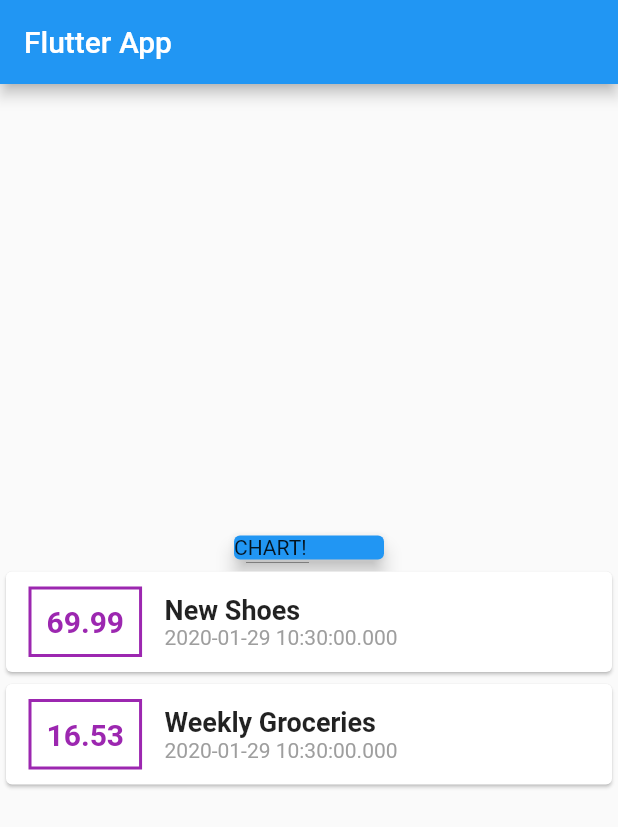
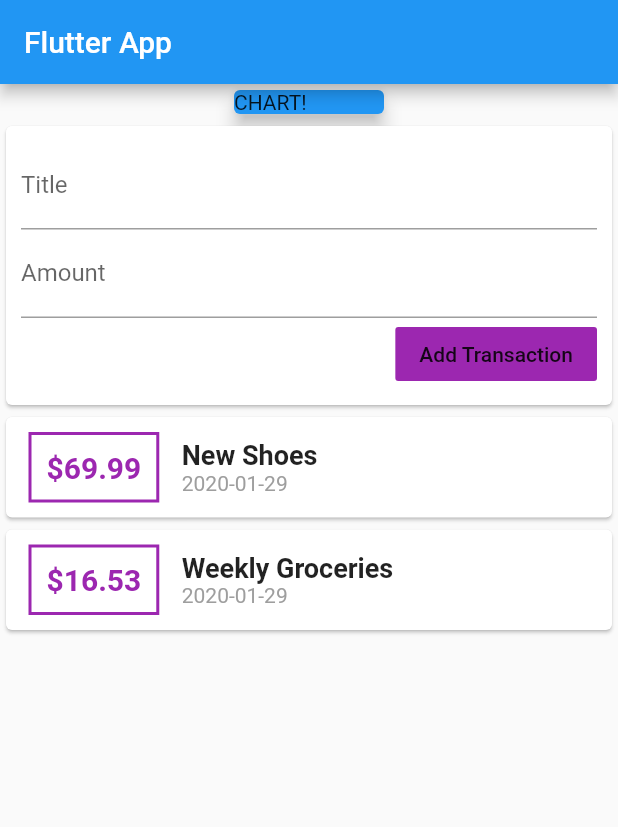
Before and after one commit to RogerParis/flutter_expense_manager, a Flutter app: the screen it shows after launch, on a phone screen of 412 x 824 dp. Shown: the top 827 px of the screen. Run offline on Flutter 3.47's test engine with Material 2 defaults, Android fonts, the phone set to English and light mode, and no system bars.

Commit message:
formats date and adds textinput fields

```diff
--- a/lib/main.dart
+++ b/lib/main.dart
@@ -1,5 +1,6 @@
 import 'package:expense_manager/transaction.dart';
 import 'package:flutter/material.dart';
+import 'package:intl/intl.dart';
 
 void main() => runApp(MyApp());
 
@@ -30,12 +31,32 @@ class MyHomePage extends StatelessWidget {
           title: Text('Flutter App'),
         ),
         body: Column(
-          mainAxisAlignment: MainAxisAlignment.center,
           children: <Widget>[
             Card(
               color: Colors.blue,
               child: Container(width: 100, child: Text('CHART!')),
               elevation: 5,
+            ),
+            Card(
+              child: Container(
+                padding: EdgeInsets.all(10),
+                child: Column(
+                  crossAxisAlignment: CrossAxisAlignment.end,
+                  children: <Widget>[
+                    TextField(
+                      decoration: InputDecoration(labelText: 'Title'),
+                    ),
+                    TextField(
+                      decoration: InputDecoration(labelText: 'Amount'),
+                    ),
+                    FlatButton(
+                      child: Text('Add Transaction'),
+                      onPressed: () {},
+                      color: Colors.purple,
+                    )
+                  ],
+                ),
+              ),
             ),
             Column(
               children: transactions.map((tx) {
@@ -49,7 +70,7 @@ class MyHomePage extends StatelessWidget {
                             border: Border.all(color: Colors.purple, width: 2)),
                         padding: EdgeInsets.all(10),
                         child: Text(
-                          tx.amount.toString(),
+                          '\$${tx.amount.toString()}',
                           style: TextStyle(
                               fontWeight: FontWeight.bold,
                               fontSize: 20,
@@ -65,7 +86,7 @@ class MyHomePage extends StatelessWidget {
                                 fontSize: 18, fontWeight: FontWeight.bold),
                           ),
                           Text(
-                            tx.date.toString(),
+                            DateFormat('yyyy-MM-dd').format(tx.date),
                             style: TextStyle(color: Colors.grey),
                           )
                         ],
```
Also changed, not shown: pubspec.yaml (+2 -7 lines), pubspec.lock, 2 other files.
